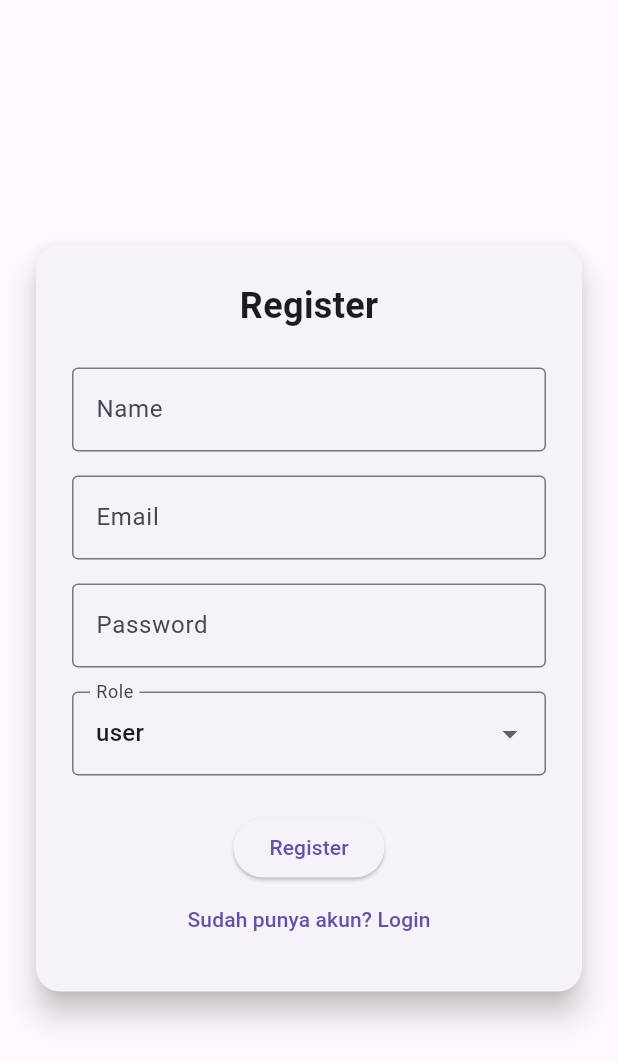
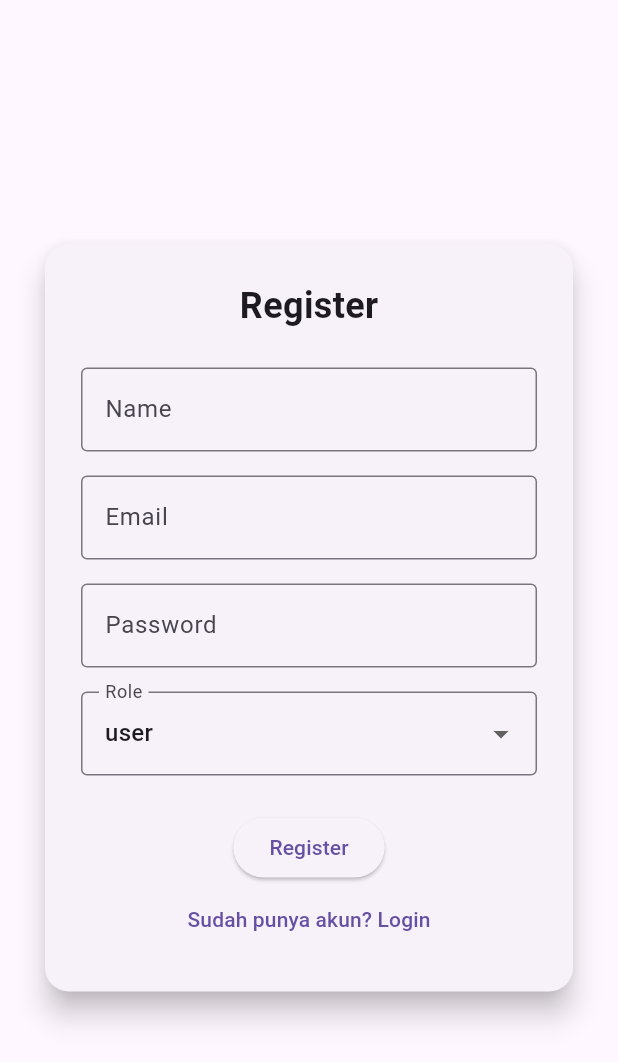
Before and after one commit to amarinirahmah/sikerma-tsu, a Flutter app: the MainLayout screen opened directly, after a tap on the "logout" icon, after a tap on "Login", after a tap on "Belum punya akun? Register", on a phone screen of 412 x 824 dp. Shown: the top 1062 px of the screen. Run offline on Flutter 3.47's test engine with Material 3 defaults, Android fonts, the phone set to English and light mode, and no system bars; our stand-ins replace file_picker; accounts and stored records are empty.

Commit message:
change color & perbaiki tampilan card

```diff
--- a/lib/pages/dashboard.dart
+++ b/lib/pages/dashboard.dart
@@ -1,6 +1,4 @@
 import 'package:flutter/material.dart';
-import '../widgets/app_drawer.dart';
-import '../widgets/app_bar.dart';
 import '../widgets/main_layout.dart';
 
 class AdminDashboardPage extends StatelessWidget {
--- a/lib/pages/login.dart
+++ b/lib/pages/login.dart
@@ -126,11 +126,13 @@
     return Scaffold(
       body: Center(
         child: SingleChildScrollView(
+          child: ConstrainedBox(
+            constraints: BoxConstraints(maxWidth: 400),
             child: Card(
-            margin: const EdgeInsets.symmetric(horizontal: 24),
-            elevation: 8,
+              color: Colors.white,
+              elevation: 1,
               shape: RoundedRectangleBorder(
-              borderRadius: BorderRadius.circular(16),
+                borderRadius: BorderRadius.circular(4),
               ),
               child: Padding(
                 padding: const EdgeInsets.all(24),
@@ -140,7 +142,7 @@
                     mainAxisSize: MainAxisSize.min,
                     children: [
                       const Text(
-                      "Login",
+                        "Tiga Serangkai University",
                         style: TextStyle(
                           fontSize: 24,
                           fontWeight: FontWeight.bold,
@@ -191,6 +193,7 @@
             ),
           ),
         ),
+      ),
     );
   }
 }
--- a/lib/pages/register.dart
+++ b/lib/pages/register.dart
@@ -74,15 +74,13 @@
 
   @override
   Widget build(BuildContext context) {
-    // name.addListener(() {
-    //   setState(() {
-    //     submit=name.text.isNotEmpty;
-    //   });
-    // }
-    // );
     return Scaffold(
       body: Center(
         child: SingleChildScrollView(
+          child: ConstrainedBox(
+            constraints: BoxConstraints(
+              maxWidth: 400, // Menetapkan lebar maksimal Card
+            ),
             child: Card(
               margin: const EdgeInsets.symmetric(horizontal: 24),
               elevation: 8,
@@ -111,7 +109,8 @@
                           border: OutlineInputBorder(),
                         ),
                         validator:
-                          (value) => value!.isEmpty ? 'Nama wajib diisi' : null,
+                            (value) =>
+                                value!.isEmpty ? 'Nama wajib diisi' : null,
                       ),
                       const SizedBox(height: 16),
                       TextFormField(
@@ -140,7 +139,7 @@
                       DropdownButtonFormField<String>(
                         value: role,
                         items:
-                          ['admin', 'user', 'pimpinan']
+                            ['admin', 'user', 'pimpinan', 'super admin']
                                 .map(
                                   (role) => DropdownMenuItem(
                                     value: role,
@@ -160,7 +159,6 @@
                       ),
                       const SizedBox(height: 24),
                       ElevatedButton(
-                      // onPressed: submit ? () => submitData : null,
                         onPressed: () {
                           if (_formKey.currentState!.validate()) {
                             registerUser(
@@ -187,6 +185,7 @@
             ),
           ),
         ),
+      ),
     );
   }
 }
--- a/lib/widgets/app_bar.dart
+++ b/lib/widgets/app_bar.dart
@@ -17,7 +17,7 @@
   @override
   Widget build(BuildContext context) {
     return AppBar(
-      backgroundColor: Colors.blue[800],
+      backgroundColor: Colors.white,
       automaticallyImplyLeading: !isDesktop,
       leading:
           isDesktop
--- a/lib/widgets/app_drawer.dart
+++ b/lib/widgets/app_drawer.dart
@@ -8,7 +8,7 @@
     return SafeArea(
       child: Container(
         width: 250,
-        color: Colors.blue[800],
+        color: Colors.teal,
         child: Column(
           crossAxisAlignment: CrossAxisAlignment.start,
           children: [
@@ -34,7 +34,7 @@
   Widget _buildMenuItem(BuildContext context, String title, String route) {
     return ListTile(
       title: Text(title, style: const TextStyle(color: Colors.white)),
-      hoverColor: Colors.blue[700],
+      hoverColor: Colors.yellow,
       onTap: () {
         Navigator.pop(context); // Tutup drawer jika sedang terbuka
         Navigator.pushNamed(context, route);
--- a/lib/widgets/detail_card.dart
+++ b/lib/widgets/detail_card.dart
@@ -10,6 +10,7 @@
   @override
   Widget build(BuildContext context) {
     return Card(
+      color: Colors.white,
       elevation: 1,
       shape: RoundedRectangleBorder(borderRadius: BorderRadius.circular(4)),
       child: Padding(
--- a/lib/widgets/main_layout.dart
+++ b/lib/widgets/main_layout.dart
@@ -28,6 +28,7 @@
         bool isDesktop = constraints.maxWidth >= 800;
 
         return Scaffold(
+          backgroundColor: const Color.fromARGB(255, 236, 236, 236),
           drawer: isDesktop ? null : const Drawer(child: AppDrawer()),
           appBar: CustomAppBar(
             isDesktop: isDesktop,
--- a/lib/widgets/upload_card.dart
+++ b/lib/widgets/upload_card.dart
@@ -9,6 +9,7 @@
   @override
   Widget build(BuildContext context) {
     return Card(
+      color: Colors.white,
       elevation: 1,
       shape: RoundedRectangleBorder(borderRadius: BorderRadius.circular(4)),
       child: Padding(
```
Lines whose indentation alone changed are shown as unchanged.
